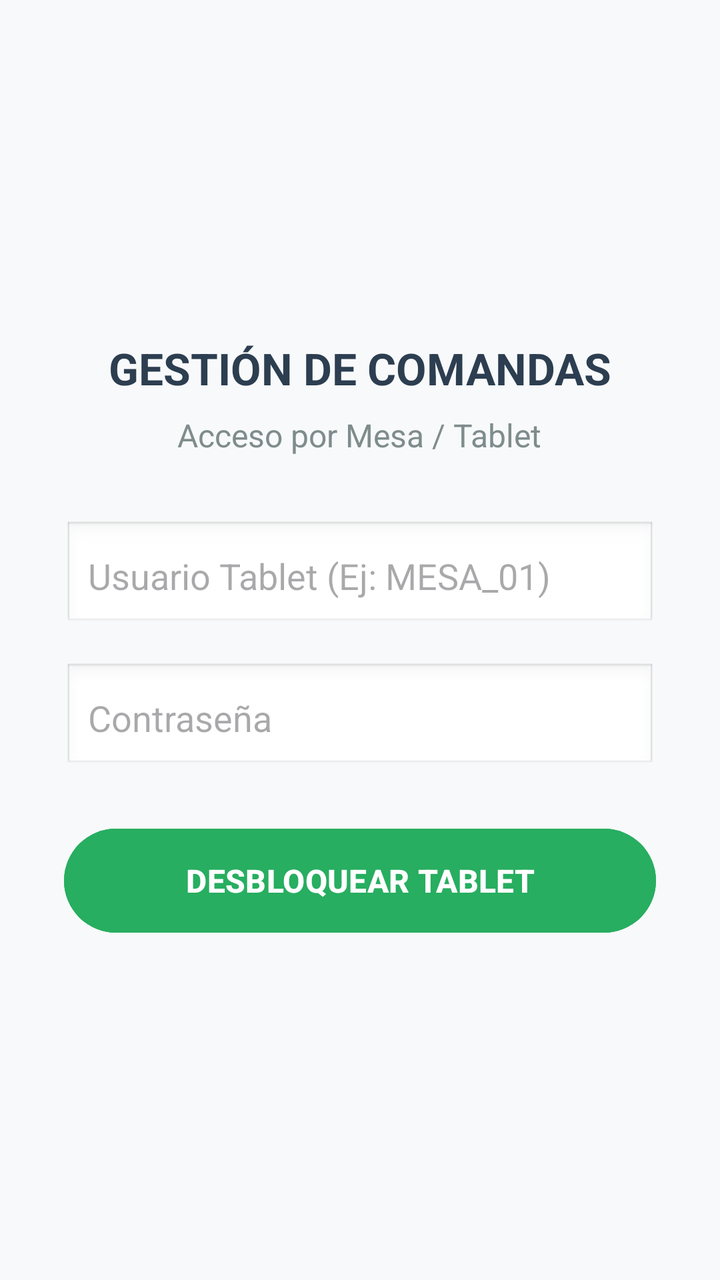
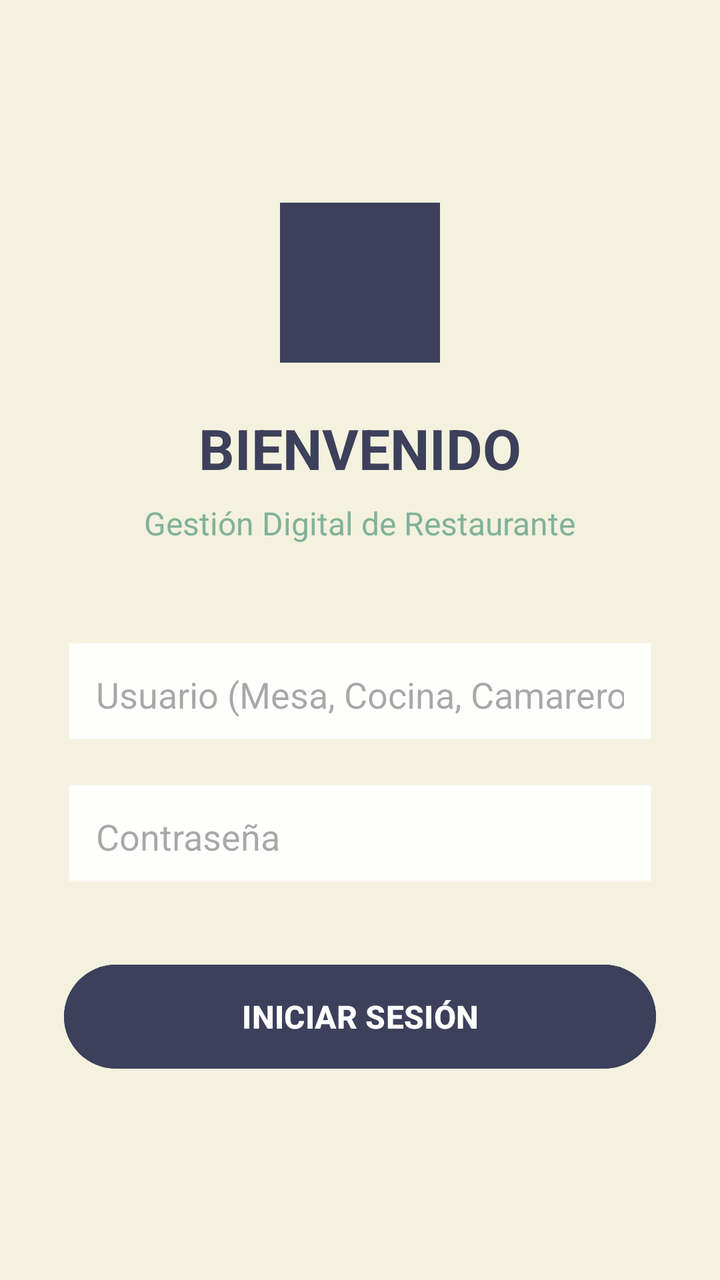

Screens rendered from an Android XML layout before and after an edit, with the pre-edit source and the edit as a unified diff.
<!-- AndroidManifest.xml: application theme Theme.Restaurante -->
<!-- res/layout/activity_login.xml -->
<?xml version="1.0" encoding="utf-8"?>
<LinearLayout xmlns:android="http://schemas.android.com/apk/res/android"
    android:layout_width="match_parent"
    android:layout_height="match_parent"
    android:orientation="vertical"
    android:gravity="center"
    android:padding="32dp"
    android:background="#F8F9FA">

    <TextView
        android:layout_width="wrap_content"
        android:layout_height="wrap_content"
        android:text="GESTIÓN DE COMANDAS"
        android:textSize="22sp"
        android:textStyle="bold"
        android:textColor="#2C3E50"
        android:layout_marginBottom="8dp"/>

    <TextView
        android:layout_width="wrap_content"
        android:layout_height="wrap_content"
        android:text="Acceso por Mesa / Tablet"
        android:textSize="16sp"
        android:textColor="#7F8C8D"
        android:layout_marginBottom="32dp"/>

    <EditText
        android:id="@+id/etUsuarioTablet"
        android:layout_width="match_parent"
        android:layout_height="55dp"
        android:hint="Usuario Tablet (Ej: MESA_01)"
        android:inputType="text"
        android:padding="12dp"
        android:background="@android:drawable/edit_text"
        android:layout_marginBottom="16dp"/>

    <EditText
        android:id="@+id/etPasswordTablet"
        android:layout_width="match_parent"
        android:layout_height="55dp"
        android:hint="Contraseña"
        android:inputType="textPassword"
        android:padding="12dp"
        android:background="@android:drawable/edit_text"
        android:layout_marginBottom="24dp"/>

    <Button
        android:id="@+id/btnLogin"
        android:layout_width="match_parent"
        android:layout_height="60dp"
        android:text="DESBLOQUEAR TABLET"
        android:backgroundTint="#27AE60"
        android:textColor="#FFFFFF"
        android:textStyle="bold"
        android:textSize="16sp"/>

</LinearLayout>
<!-- resources referenced by this layout -->
<resources>
  <style name="Theme.Restaurante" parent="Base.Theme.Restaurante" />
  <style name="Base.Theme.Restaurante" parent="Theme.Material3.DayNight.NoActionBar">
          
          
      </style>
</resources>

<!-- the commit's change to res/layout/activity_login.xml (unified diff, before → after) -->
@@ -5,33 +5,40 @@
     android:orientation="vertical"
     android:gravity="center"
     android:padding="32dp"
-    android:background="#F8F9FA">
+    android:background="@color/background_app">
+
+    <View
+        android:layout_width="80dp"
+        android:layout_height="80dp"
+        android:background="@color/primary"
+        android:layout_marginBottom="24dp"/>
 
     <TextView
         android:layout_width="wrap_content"
         android:layout_height="wrap_content"
-        android:text="GESTIÓN DE COMANDAS"
-        android:textSize="22sp"
+        android:text="BIENVENIDO"
+        android:textSize="28sp"
         android:textStyle="bold"
-        android:textColor="#2C3E50"
+        android:textColor="@color/primary"
         android:layout_marginBottom="8dp"/>
 
     <TextView
         android:layout_width="wrap_content"
         android:layout_height="wrap_content"
-        android:text="Acceso por Mesa / Tablet"
+        android:text="Gestión Digital de Restaurante"
         android:textSize="16sp"
-        android:textColor="#7F8C8D"
-        android:layout_marginBottom="32dp"/>
+        android:textColor="@color/secondary"
+        android:layout_marginBottom="48dp"/>
 
     <EditText
         android:id="@+id/etUsuarioTablet"
         android:layout_width="match_parent"
         android:layout_height="55dp"
-        android:hint="Usuario Tablet (Ej: MESA_01)"
+        android:hint="Usuario (Mesa, Cocina, Camarero)"
         android:inputType="text"
-        android:padding="12dp"
+        android:padding="16dp"
         android:background="@android:drawable/edit_text"
+        android:backgroundTint="@color/white"
         android:layout_marginBottom="16dp"/>
 
     <EditText
@@ -40,18 +47,20 @@
         android:layout_height="55dp"
         android:hint="Contraseña"
         android:inputType="textPassword"
-        android:padding="12dp"
+        android:padding="16dp"
         android:background="@android:drawable/edit_text"
-        android:layout_marginBottom="24dp"/>
+        android:backgroundTint="@color/white"
+        android:layout_marginBottom="32dp"/>
 
     <Button
         android:id="@+id/btnLogin"
         android:layout_width="match_parent"
         android:layout_height="60dp"
-        android:text="DESBLOQUEAR TABLET"
-        android:backgroundTint="#27AE60"
-        android:textColor="#FFFFFF"
+        android:text="INICIAR SESIÓN"
+        android:backgroundTint="@color/primary"
+        android:textColor="@color/white"
         android:textStyle="bold"
-        android:textSize="16sp"/>
+        android:textSize="16sp"
+        android:elevation="4dp"/>
 
 </LinearLayout>
<!-- resource entries referenced after the edit -->
@@ -1,9 +1,31 @@
 <!-- resources referenced by this layout -->
 <resources>
+  <color name="background_app">@color/eggshell</color>
+  <color name="primary">@color/twilight_indigo</color>
+  <color name="secondary">@color/muted_teal</color>
+  <color name="white">#FFFFFFFF</color>
   <style name="Theme.Restaurante" parent="Base.Theme.Restaurante" />
+  <color name="eggshell">#F4F1DE</color>
+  <color name="twilight_indigo">#3D405B</color>
+  <color name="muted_teal">#81B29A</color>
   <style name="Base.Theme.Restaurante" parent="Theme.Material3.DayNight.NoActionBar">
-          
-          
+          <item name="colorPrimary">@color/primary</item>
+          <item name="colorOnPrimary">@color/white</item>
+          <item name="colorPrimaryContainer">@color/secondary</item>
+          <item name="colorOnPrimaryContainer">@color/white</item>
+  
+          <item name="colorSecondary">@color/accent</item>
+          <item name="colorOnSecondary">@color/white</item>
+          <item name="colorSecondaryContainer">@color/highlight</item>
+  
+          <item name="android:windowBackground">@color/background_app</item>
+          <item name="colorError">@color/accent</item>
+  
+          <item name="android:statusBarColor">@color/primary</item>
       </style>
+  <color name="accent">@color/burnt_peach</color>
+  <color name="highlight">@color/apricot_cream</color>
+  <color name="burnt_peach">#E07A5F</color>
+  <color name="apricot_cream">#F2CC8F</color>
 </resources>
 
